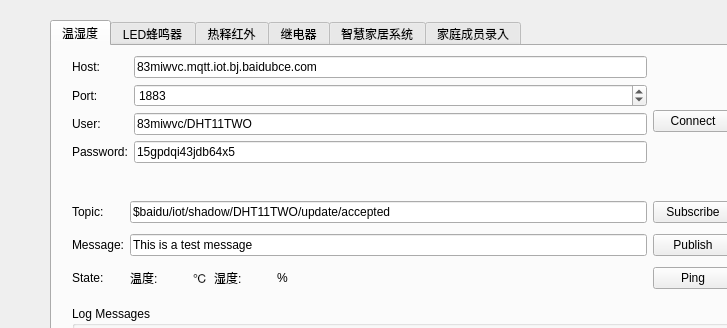
Above: SmartHome/smarthome.ui from qq936859639/test2 before the change; both pictures show x 0 to 727 and y 0 to 328 of the 1024 by 553 pixel window. Below: the same form after it.
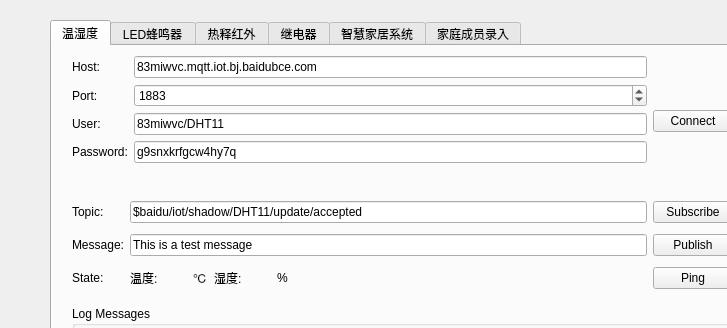
That is the form after the change. The open tabs and pages were chosen to show the change. Icons and pictures are not drawn.

Commit message: 20220816cjfv1.10_facerecognition_2_ok_diyitai

Diff of the .ui file:
```diff
--- a/SmartHome/smarthome.ui
+++ b/SmartHome/smarthome.ui
@@ -48,7 +48,7 @@
       <item row="0" column="1">
        <widget class="QLineEdit" name="topic_DHT11_data">
         <property name="text">
-         <string>$baidu/iot/shadow/DHT11TWO/update/accepted</string>
+         <string>$baidu/iot/shadow/DHT11/update/accepted</string>
         </property>
        </widget>
       </item>
@@ -233,7 +233,7 @@
         <item row="2" column="1">
          <widget class="QLineEdit" name="user_DHT11_data">
           <property name="text">
-           <string>83miwvc/DHT11TWO</string>
+           <string>83miwvc/DHT11</string>
           </property>
          </widget>
         </item>
@@ -247,7 +247,7 @@
         <item row="3" column="1">
          <widget class="QLineEdit" name="password_DHT11_data">
           <property name="text">
-           <string>15gpdqi43jdb64x5</string>
+           <string>g9snxkrfgcw4hy7q</string>
           </property>
          </widget>
         </item>
```
Left out of the diff: 18 changed lines with no effect on the pictures. The commit also changes 1 other file.
